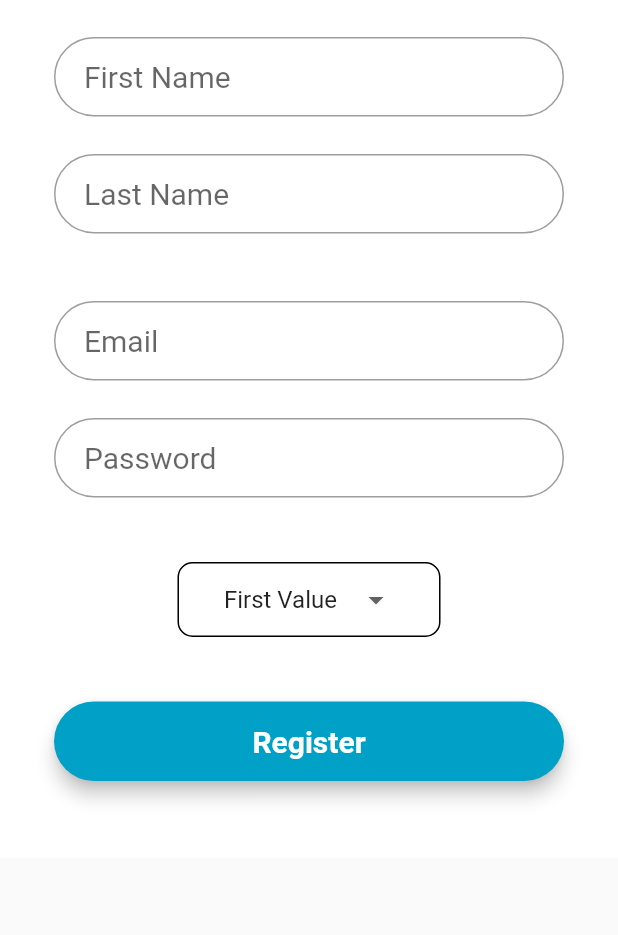
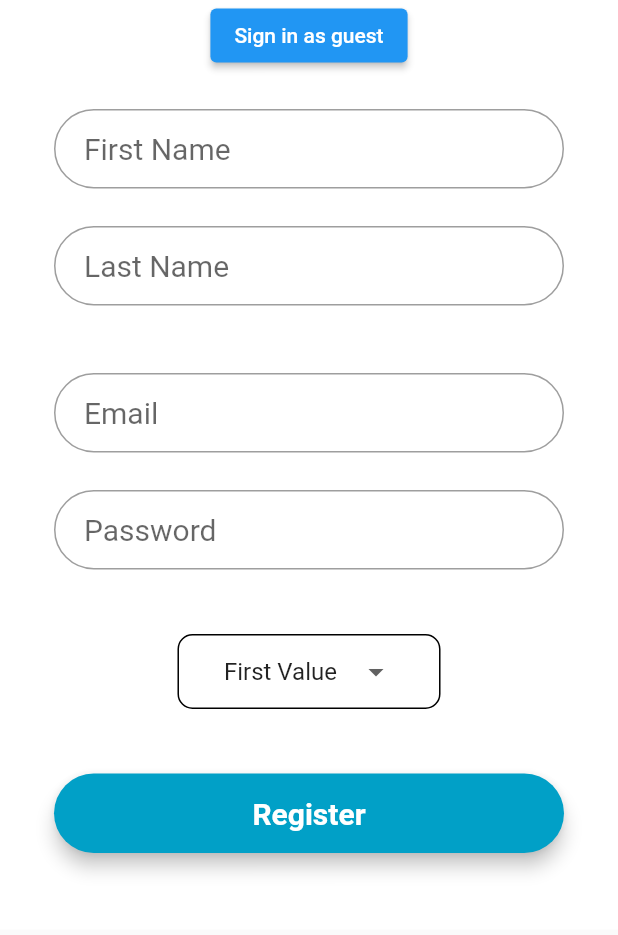
Before and after one commit to HofstraDSC/assisted_healthcare, a Flutter app: the screen it shows after launch, on a phone screen of 412 x 824 dp, the part 287-1222 px from its top. Run offline on Flutter 3.47's test engine with Material 2 defaults, Android fonts, the phone set to English and light mode, and no system bars; our stand-ins replace firebase_auth, firebase_core; accounts and stored records are empty; Roboto replaces fonts that are missing (Montserrat).

Commit message:
Added functionality to sign in as guest button

```diff
--- a/lib/Pages/registration/register.dart
+++ b/lib/Pages/registration/register.dart
@@ -1,4 +1,6 @@
 import 'package:flutter/material.dart';
+import '../../services/auth.dart';
+import '../../services/auth.dart';
 
 class InsuranceItem {
   int value;
@@ -44,10 +46,21 @@ class RegisterFormState extends State<RegisterForm> {
     return items;
   }
 
+  final AuthService _auth = AuthService();
+
   @override
   Widget build(BuildContext context) {
-    final guestSignIn =
-        ElevatedButton(child: Text('Sign in as guest'), onPressed: () async {});
+    final guestSignIn = ElevatedButton(
+        child: Text('Sign in as guest'),
+        onPressed: () async {
+          dynamic result = await _auth.signInAnon();
+          if (result == null) {
+            print('error signing in');
+          } else {
+            print('signed in');
+            print(result);
+          }
+        });
 
     final firstNameField = TextField(
       obscureText: false,
@@ -141,6 +154,7 @@ class RegisterFormState extends State<RegisterForm> {
                     fit: BoxFit.contain,
                   ),
                 ),
+                guestSignIn,
                 SizedBox(height: 25.0),
                 firstNameField,
                 SizedBox(height: 25.0),
--- a/lib/main.dart
+++ b/lib/main.dart
@@ -1,4 +1,5 @@
 import 'package:assisted_healthcare/Pages/wrapper.dart';
+import 'package:firebase_core/firebase_core.dart';
 import 'package:flutter/material.dart';
 
 void main() => runApp(MyApp());
@@ -7,6 +8,12 @@ class MyApp extends StatelessWidget {
   // This widget is the root of your application.
   @override
   Widget build(BuildContext context) {
-    return MaterialApp(home: Wrapper());
+    return FutureBuilder(
+        // Initialize Firebase in Flutter
+        future: Firebase.initializeApp(),
+        builder: (context, snapshot) {
+          // Show app
+          return MaterialApp(home: Wrapper());
+        });
   }
 }
--- a/lib/services/auth.dart
+++ b/lib/services/auth.dart
@@ -13,4 +13,10 @@ class AuthService {
       return null;
     }
   }
+
+  // sign in email/passwd
+
+  // register email/passwd
+
+  // sign out
 }
--- a/pubspec.yaml
+++ b/pubspec.yaml
@@ -24,6 +24,7 @@ dependencies:
   material_floating_search_bar: ^0.3.0
   firebase_auth: ^1.0.1
   cloud_firestore: ^1.0.1
+  firebase_core: ^1.0.1
 
   flutter:
     sdk: flutter
```
Also changed, not shown: lib/Pages/home/home.dart (line endings or trailing spaces), pubspec.lock.
